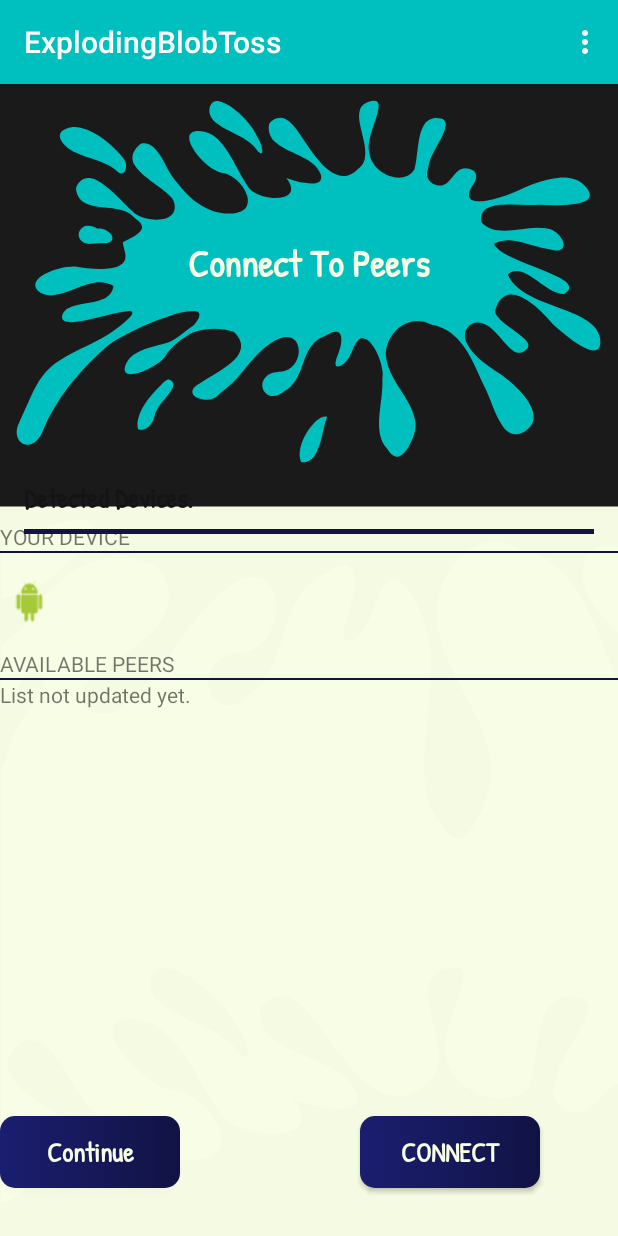
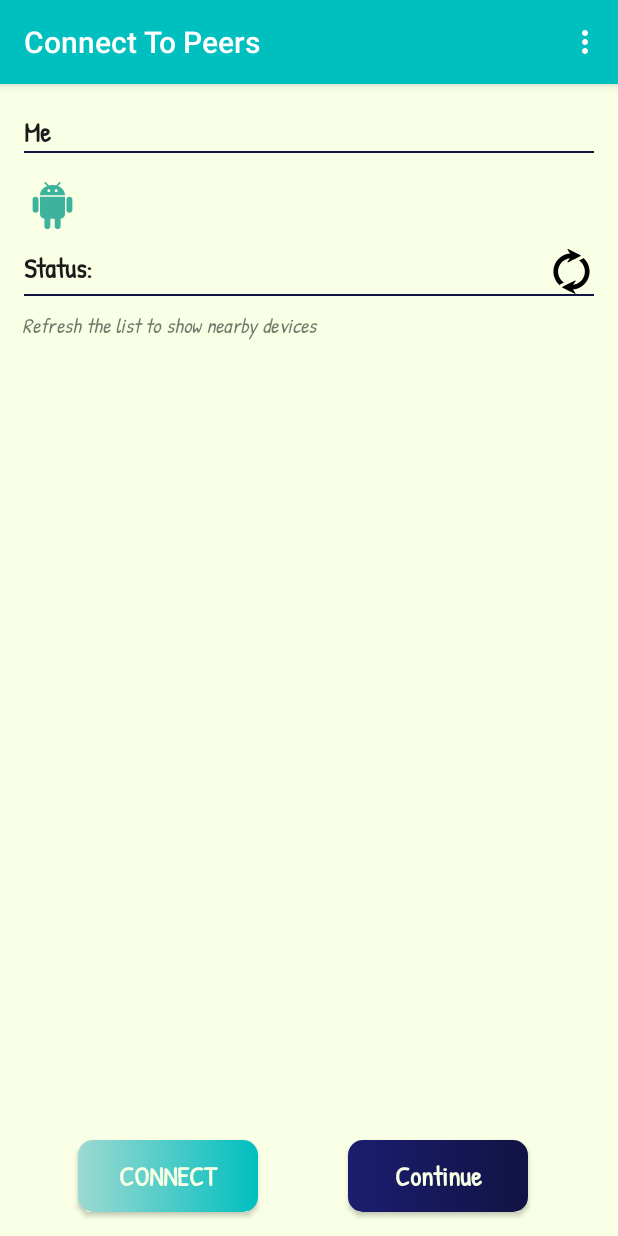
Before and after one commit to mljes/ExplodingBlobToss, an Android app: the DeviceListFragment screen opened directly, with no data from a screen before it, on a phone screen of 412 x 824 dp. Run offline under Robolectric (Android 15) with nearby library versions, the phone set to English and light mode, and no system bars.

Commit message:
Fixed Connect to peer layout
removed action bar on mainMenu
added some button animations back in

```diff
--- /dev/null
+++ b/ExplodingBlobToss/app/src/main/res/drawable/ic_android.xml
@@ -0,0 +1,9 @@
+<vector xmlns:android="http://schemas.android.com/apk/res/android"
+    android:width="290.868dp"
+    android:height="290.868dp"
+    android:viewportWidth="290.868"
+    android:viewportHeight="290.868">
+  <path
+      android:pathData="M40.732,91.013c-10.051,0 -18.198,7.119 -18.198,15.922v68.105c0,8.794 8.148,15.932 18.198,15.932c10.041,0 18.198,-7.137 18.198,-15.932v-68.105C58.931,98.141 50.774,91.013 40.732,91.013zM178.38,24.41l15.904,-15.859c1.966,-1.957 1.966,-5.116 0,-7.083c-1.966,-1.957 -5.134,-1.957 -7.101,0l-19.572,19.538c-7.001,-1.712 -14.384,-2.658 -22.067,-2.658c-7.592,0 -14.912,0.938 -21.831,2.604L104.176,1.469c-1.966,-1.957 -5.144,-1.957 -7.101,0c-1.966,1.957 -1.966,5.125 0,7.083l15.822,15.777c-26.4,10.123 -44.744,32.072 -44.744,57.58c0,0.31 154.763,0.018 154.763,0C222.925,56.465 204.681,34.57 178.38,24.41zM122.775,63.748c-5.034,0 -9.104,-4.06 -9.104,-9.086c0,-5.016 4.069,-9.086 9.104,-9.086s9.104,4.069 9.104,9.086C131.888,59.678 127.791,63.748 122.775,63.748zM168.303,63.748c-5.034,0 -9.104,-4.06 -9.104,-9.086c0,-5.016 4.069,-9.086 9.104,-9.086c5.034,0 9.104,4.069 9.104,9.086S173.328,63.748 168.303,63.748zM250.145,91.013c-10.051,0 -18.207,7.119 -18.207,15.922v68.105c0,8.794 8.157,15.932 18.207,15.932c10.05,0 18.189,-7.146 18.189,-15.932v-68.105C268.334,98.141 260.177,91.013 250.145,91.013zM68.153,199.976c0,15.021 12.181,27.184 27.22,27.238v47.722c0,8.803 8.148,15.932 18.198,15.932c10.041,0 18.189,-7.128 18.189,-15.932v-47.722h27.348v47.722c0,8.803 8.148,15.932 18.198,15.932c10.041,0 18.189,-7.128 18.189,-15.932v-47.722h0.118c15.085,0 27.311,-12.199 27.311,-27.238V90.986H68.162v108.99H68.153z"
+      android:fillColor="#3DB39E"/>
+</vector>
--- /dev/null
+++ b/ExplodingBlobToss/app/src/main/res/drawable/ic_refresh.xml
@@ -0,0 +1,12 @@
+<vector xmlns:android="http://schemas.android.com/apk/res/android"
+    android:width="495.099dp"
+    android:height="495.099dp"
+    android:viewportWidth="495.099"
+    android:viewportHeight="495.099">
+  <path
+      android:fillColor="#FF000000"
+      android:pathData="M203.82,1.475c-1.28,1.472 -1.422,3.624 -0.328,5.247l28.608,42.45C129.497,57.098 48.389,142.944 48.389,247.546c0,59.917 26.716,113.6 68.714,150.149c3.524,-4.587 7.842,-8.597 13.274,-11.282l34.04,-16.833c-38.96,-26.623 -64.605,-71.382 -64.605,-122.034c0,-75.819 57.44,-138.424 131.083,-146.733l-27.394,40.658c-1.096,1.625 -0.962,3.774 0.327,5.249c1.289,1.473 3.405,1.891 5.154,1.028c35.723,-17.665 103.131,-51.013 135.047,-66.803c5.734,-2.837 5.722,-11.012 -0.013,-13.846c-92.208,-45.566 -75.115,-37.037 -135.041,-66.653C207.225,-0.418 205.108,0.001 203.82,1.475z"/>
+  <path
+      android:fillColor="#FF000000"
+      android:pathData="M446.71,247.546c0,-59.758 -26.582,-113.314 -68.403,-149.856c-3.507,4.494 -7.734,8.445 -12.957,10.998l-34.415,17.015c38.817,26.649 64.353,71.309 64.353,121.844c0,75.585 -57.089,138.005 -130.397,146.634l27.335,-40.551c1.096,-1.624 0.954,-3.773 -0.326,-5.248c-1.289,-1.473 -3.408,-1.891 -5.156,-1.028c-51.816,25.61 -17.87,8.829 -141.178,69.776c-1.472,0.727 -2.401,2.225 -2.401,3.867v0.007c0,1.65 0.929,3.139 2.401,3.858c0,0 95.723,47.322 141.169,69.794c1.748,0.862 3.867,0.443 5.156,-1.028c1.289,-1.475 1.423,-3.626 0.326,-5.249l-28.615,-42.475C365.919,437.667 446.71,351.946 446.71,247.546z"/>
+</vector>
--- a/ExplodingBlobToss/app/src/main/res/layout/activity_peer_setup.xml
+++ b/ExplodingBlobToss/app/src/main/res/layout/activity_peer_setup.xml
@@ -4,105 +4,87 @@
     xmlns:tools="http://schemas.android.com/tools"
     android:layout_width="match_parent"
     android:layout_height="match_parent"
-    android:background="@drawable/ic_black_white_bg">
+    android:background="@color/myWhite"
+    tools:layout_editor_absoluteY="81dp">
 
-    <RelativeLayout
-        android:id="@+id/relativelayout"
-        android:layout_width="0dp"
-        android:layout_height="wrap_content"
-        app:layout_constraintStart_toStartOf="parent"
-        app:layout_constraintTop_toTopOf="parent"
-        tools:showIn="@layout/main_menu">
+    <!-- Self information -->
 
+    <LinearLayout
+        android:id="@+id/linearLayout2"
+        android:layout_width="fill_parent"
+        android:layout_height="?android:attr/listPreferredItemHeight"
+        android:layout_marginBottom="8dp"
+        android:background="@color/myWhite"
+        android:padding="3dip"
+        app:layout_constraintBottom_toTopOf="@+id/frag_list"
+        app:layout_constraintEnd_toEndOf="parent"
+        app:layout_constraintStart_toStartOf="parent">
 
-        <ImageView
-            android:id="@+id/Splat_ImageView"
-            android:layout_width="match_parent"
-            android:layout_height="wrap_content"
-            android:adjustViewBounds="true"
-            android:cropToPadding="true"
-            android:scaleType="centerInside"
-            app:srcCompat="@drawable/ic_bluesplat" />
+        <LinearLayout
+            android:layout_width="0dp"
+            android:layout_height="fill_parent"
+            android:layout_weight="1"
+            android:background="@color/myWhite"
+            android:orientation="vertical">
 
-        <TextView
-            android:id="@+id/connect_peers_title"
-            style="@style/title_text"
-            android:layout_alignLeft="@id/Splat_ImageView"
-            android:layout_alignTop="@id/Splat_ImageView"
-            android:layout_alignRight="@id/Splat_ImageView"
-            android:layout_alignBottom="@id/Splat_ImageView"
-            android:layout_marginStart="1dp"
-            android:layout_marginTop="1dp"
-            android:layout_marginEnd="1dp"
-            android:layout_marginBottom="25dp"
-            android:shadowColor="#FA000000"
-            android:shadowDx="0"
-            android:shadowDy="0"
-            android:shadowRadius="0"
-            android:text="@string/connect_peers_title"
-            android:textColor="@color/myWhite" />
+            <TextView
+                android:id="@+id/my_name"
+                style="@style/button_text"
+                android:layout_width="fill_parent"
+                android:layout_height="0dp"
+                android:layout_weight="1"
+                android:gravity="center_vertical"
+                android:textAppearance="@style/button_text"
+                android:textColor="@color/myBlack" />
 
-    </RelativeLayout>
+            <TextView
+                android:id="@+id/my_status"
+                style="@style/button_text"
+                android:layout_width="fill_parent"
+                android:layout_height="0dp"
+                android:layout_weight="1"
+                android:ellipsize="marquee"
+                android:singleLine="true"
+                android:textAppearance="@style/button_text"
+                android:textColor="@color/myBlack" />
 
-    <TextView
-        android:id="@+id/detected_title"
-        android:layout_width="0dp"
-        android:layout_height="wrap_content"
-        android:layout_marginStart="16dp"
-        android:text="@string/detected_devices_text"
-        android:textAppearance="@style/button_text"
-        android:textColor="#141414"
-        app:layout_constraintEnd_toEndOf="parent"
-        app:layout_constraintStart_toStartOf="parent"
-        app:layout_constraintTop_toBottomOf="@+id/relativelayout" />
+        </LinearLayout>
+    </LinearLayout>
 
     <fragment
         android:id="@+id/frag_list"
         class="com.happycampers.explodingblobtoss.DeviceListFragment"
         android:layout_width="match_parent"
-        android:layout_height="300dp"
+        android:layout_height="400dp"
+        app:layout_constraintBottom_toTopOf="@+id/continue_btn"
         app:layout_constraintEnd_toEndOf="parent"
         app:layout_constraintHorizontal_bias="0.0"
         app:layout_constraintStart_toStartOf="parent"
-        app:layout_constraintTop_toBottomOf="@+id/detected_title" />
-
-    <View
-        android:id="@+id/view"
-        android:layout_width="0dp"
-        android:layout_height="3dp"
-        android:layout_marginStart="16dp"
-        android:layout_marginTop="8dp"
-        android:layout_marginEnd="16dp"
-        android:layout_marginBottom="16dp"
-        android:background="@color/colorAccent"
-        app:layout_constraintBottom_toTopOf="@+id/peer_list"
-        app:layout_constraintEnd_toEndOf="parent"
-        app:layout_constraintHorizontal_bias="0.0"
-        app:layout_constraintStart_toStartOf="parent"
-        app:layout_constraintTop_toBottomOf="@+id/detected_title"
-        app:layout_constraintVertical_bias="0.164" />
+        app:layout_constraintTop_toBottomOf="@+id/linearLayout2" />
 
     <Button
         android:id="@+id/continue_btn"
         style="@style/button_style"
         android:layout_width="120dp"
         android:layout_height="wrap_content"
-        android:layout_marginBottom="32dp"
+        android:layout_marginBottom="16dp"
         android:background="@drawable/accent_button"
         android:text="@string/continue_btn"
         app:layout_constraintBottom_toBottomOf="parent"
-        app:layout_constraintEnd_toStartOf="@+id/btn_connect" />
+        app:layout_constraintEnd_toEndOf="parent"
+        app:layout_constraintStart_toEndOf="@+id/btn_connect" />
 
     <Button
         android:id="@+id/btn_connect"
         style="@style/button_style"
         android:layout_width="120dp"
         android:layout_height="wrap_content"
-        android:layout_marginBottom="32dp"
-        android:background="@drawable/accent_button"
+        android:layout_marginStart="52dp"
+        android:layout_marginBottom="16dp"
+        android:background="@drawable/rounded_button_corners"
         android:text="CONNECT"
         app:layout_constraintBottom_toBottomOf="parent"
-        app:layout_constraintStart_toEndOf="@+id/continue_btn" />
+        app:layout_constraintStart_toStartOf="parent" />
 
 
 </androidx.constraintlayout.widget.ConstraintLayout>
--- a/ExplodingBlobToss/app/src/main/res/layout/device_list.xml
+++ b/ExplodingBlobToss/app/src/main/res/layout/device_list.xml
@@ -1,74 +1,124 @@
 <?xml version="1.0" encoding="utf-8"?>
 <LinearLayout
     xmlns:android="http://schemas.android.com/apk/res/android"
+    xmlns:app="http://schemas.android.com/apk/res-auto"
+    xmlns:tools="http://schemas.android.com/tools"
     android:orientation="vertical"
     android:layout_width="match_parent"
     android:layout_height="match_parent"
     android:paddingTop="3dp">
+
     <TextView
-        android:layout_width="fill_parent"
-        android:layout_height="wrap_content"
-        android:gravity="center_vertical"
-        android:text="@string/label_me" />
+        android:id="@+id/Me_title"
+        android:layout_marginTop="16dp"
+        android:text="@string/label_me"
+        style="@style/SubTitle" />
+
     <View
         android:layout_width="fill_parent"
         android:layout_height="1dp"
-        android:gravity="center_vertical"
-        android:background="@color/colorAccent" />
+        android:layout_marginStart="16dp"
+        android:layout_marginEnd="16dp"
+        android:background="@color/colorAccent"
+        android:gravity="center_vertical" />
     <!-- Self information -->
     <LinearLayout
         android:layout_width="fill_parent"
         android:layout_height="?android:attr/listPreferredItemHeight"
         android:background="?android:attr/activatedBackgroundIndicator"
         android:padding="3dip">
+
         <ImageView
             android:id="@+id/icon"
             android:layout_width="wrap_content"
             android:layout_height="fill_parent"
+            android:layout_marginStart="16dp"
             android:layout_marginRight="2dp"
-            android:src="@drawable/machine" />
+            android:adjustViewBounds="true"
+            android:cropToPadding="true"
+            android:paddingTop="16dp"
+            android:paddingBottom="10dp"
+            android:scaleType="fitStart"
+            app:srcCompat="@drawable/ic_android" />
         <LinearLayout
             android:orientation="vertical"
             android:layout_width="0dp"
             android:layout_weight="1"
             android:layout_height="fill_parent">
+
             <TextView
                 android:id="@+id/my_name"
-                android:layout_width="fill_parent"
-                android:layout_height="0dp"
                 android:layout_weight="1"
-                android:gravity="center_vertical" />
+                style="@style/Normal_text" />
+
             <TextView
                 android:id="@+id/my_status"
                 android:layout_width="fill_parent"
                 android:layout_height="0dp"
                 android:layout_weight="1"
+                android:ellipsize="marquee"
+                android:fontFamily="@font/patrick_hand"
                 android:singleLine="true"
-                android:ellipsize="marquee" />
+                android:textColor="@color/myBlack" />
         </LinearLayout>
     </LinearLayout>
-    <TextView
-        android:layout_width="fill_parent"
+
+
+    <LinearLayout
+        android:layout_width="match_parent"
         android:layout_height="wrap_content"
-        android:gravity="center_vertical"
-        android:text="@string/label_peers" />
+        android:orientation="horizontal" >
+
+        <TextView
+            android:id="@+id/available_peers"
+            android:layout_width="0dp"
+            android:layout_height="wrap_content"
+            android:layout_gravity="left"
+            android:layout_marginStart="16dp"
+            android:layout_weight="1"
+            android:text="Status:"
+            android:textAppearance="@style/SubTitle"
+            tools:text="Available Peers" />
+
+        <ImageView
+            android:id="@+id/refresh"
+            android:layout_width="30dp"
+            android:layout_height="30dp"
+            android:layout_gravity="right"
+            android:layout_marginEnd="16dp"
+            android:clickable="true"
+            android:contentDescription="icon"
+            android:gravity="right"
+            android:src="@drawable/ic_refresh" />
+    </LinearLayout>
+
     <View
         android:layout_width="fill_parent"
         android:layout_height="1dp"
-        android:gravity="center_vertical"
-        android:background="@color/colorAccent" />
+        android:layout_marginStart="16dp"
+        android:layout_marginEnd="16dp"
+        android:background="@color/colorAccent"
+        android:gravity="center_vertical" />
 
     <!-- Available peers -->
     <ListView
         android:id="@android:id/list"
         android:layout_width="match_parent"
         android:layout_height="200dp"
+        android:layout_marginStart="16dp"
+        android:layout_marginEnd="16dp"
         android:layout_weight="1"
+        android:background="@color/myWhite"
         android:drawSelectorOnTop="false" />
+
     <TextView
         android:id="@android:id/empty"
         android:layout_width="match_parent"
+        android:layout_height="match_parent"
         android:layout_gravity="center"
-        android:layout_height="match_parent"
-        android:text="@string/empty_message" />
+        android:layout_marginStart="10dp"
+        android:layout_marginTop="10dp"
+        android:fontFamily="@font/patrick_hand"
+        android:text="@string/empty_message"
+        android:textStyle="italic" />
 </LinearLayout>
--- a/ExplodingBlobToss/app/src/main/res/values/strings.xml
+++ b/ExplodingBlobToss/app/src/main/res/values/strings.xml
@@ -23,11 +23,11 @@
     <string name="next_round_btn">Next Round</string>
     <string name="round_result_text">You Lose</string>
     <string name="hello_blank_fragment">Hello blank fragment</string>
-    <string name="label_me">YOUR DEVICE</string>
-    <string name="label_peers">AVAILABLE PEERS</string>
-    <string name="empty_message">List not updated yet.</string>
-    <string name="connect_peer_button">CONNECT</string>
-    <string name="disconnect_peer_button">DISCONNECT</string>
+    <string name="label_me">Me</string>
+    <string name="label_peers">Available Peers</string>
+    <string name="empty_message">Refresh the list to show nearby devices</string>
+    <string name="connect_peer_button">Connect</string>
+    <string name="disconnect_peer_button">Disconnect</string>
     <string name="get_file_button">GET FILE</string>
     <string name="group_owner_text">THE OWNER</string>
     <string name="yes">YES</string>
--- a/ExplodingBlobToss/app/src/main/res/values/styles.xml
+++ b/ExplodingBlobToss/app/src/main/res/values/styles.xml
@@ -7,6 +7,11 @@
         <item name="colorPrimaryDark">@color/colorPrimaryDark</item>
         <item name="colorAccent">@color/colorAccent</item>
         <item name="android:windowAnimationStyle">@style/CustomActivityAnimation</item>
+    </style>
+
+    <style name="AppTheme.NoActionBar">
+        <item name="windowActionBar">false</item>
+        <item name="windowNoTitle">true</item>
     </style>
 
     <style name="CustomActivityAnimation" parent="@android:style/Animation.Activity">
@@ -51,4 +56,23 @@
         <item name="android:textSize">18dp</item>
     </style>
 
+    <style name="SubTitle">
+        <item name="android:layout_width">fill_parent</item>
+        <item name="android:layout_height">wrap_content</item>
+        <item name="android:layout_marginStart">16dp</item>
+        <item name="android:fontFamily">@font/patrick_hand</item>
+        <item name="android:gravity">center_vertical</item>
+        <item name="android:textColor">@color/myBlack</item>
+        <item name="android:textSize">18sp</item>
+        <item name="android:textStyle">bold</item>
+    </style>
+
+    <style name="Normal_text">
+        <item name="android:layout_width">fill_parent</item>
+        <item name="android:layout_height">0dp</item>
+        <item name="android:fontFamily">@font/patrick_hand</item>
+        <item name="android:gravity">center_vertical</item>
+        <item name="android:textColor">@color/myBlack</item>
+    </style>
+
 </resources>
```
Also changed, not shown: ExplodingBlobToss/app/src/main/AndroidManifest.xml (+5 -2 lines), ExplodingBlobToss/app/src/main/java/com/happycampers/explodingblobtoss/ConnectToPeers.kt (deleted, +0 -40 lines), ExplodingBlobToss/app/src/main/java/com/happycampers/explodingblobtoss/MainActivity.kt (+9 -5 lines), ExplodingBlobToss/app/src/main/java/com/happycampers/explodingblobtoss/MainMenu.kt (deleted, +0 -61 lines), ExplodingBlobToss/app/src/main/res/layout/activity_main.xml (deleted, +0 -21 lines), ExplodingBlobToss/app/src/main/res/layout/fragment_connect_to_peers.xml (deleted, +0 -100 lines), ExplodingBlobToss/app/src/main/res/layout/lobby.xml (deleted, +0 -115 lines), ExplodingBlobToss/app/src/main/res/layout/num_players.xml (deleted, +0 -92 lines), ExplodingBlobToss/app/src/main/res/drawable-hdpi/icon.png (deleted), ExplodingBlobToss/app/src/main/res/drawable-ldpi/icon.png (deleted), ExplodingBlobToss/app/src/main/res/drawable-mdpi/icon.png (deleted).
